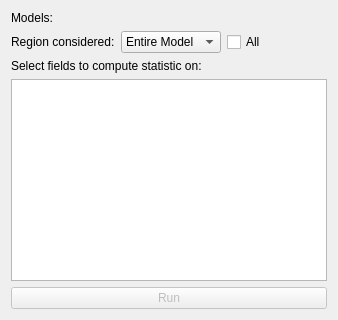
Qt form MeshStatistics/Resources/UI/MeshStatistics.ui (DCBIA-OrthoLab/MeshStatisticsExtension) before a commit.
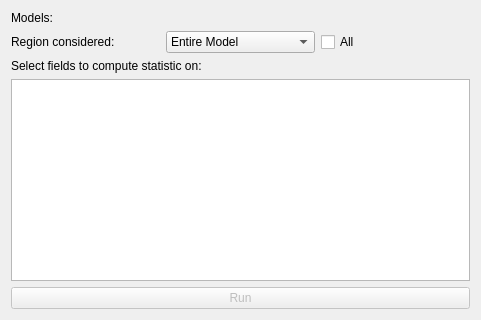
The same form after that commit. Custom widgets are drawn as their Qt base class.

Commit message:
ENH: Adding of some global variables pointing in the interface
Those variables are useful in Longitudinal Quantification Extansion

Patch:
```diff
--- a/MeshStatistics/Resources/UI/MeshStatistics.ui
+++ b/MeshStatistics/Resources/UI/MeshStatistics.ui
@@ -6,7 +6,7 @@
    <rect>
     <x>0</x>
     <y>0</y>
-    <width>338</width>
+    <width>481</width>
     <height>320</height>
    </rect>
   </property>
```
The commit also changes 1 other file.
